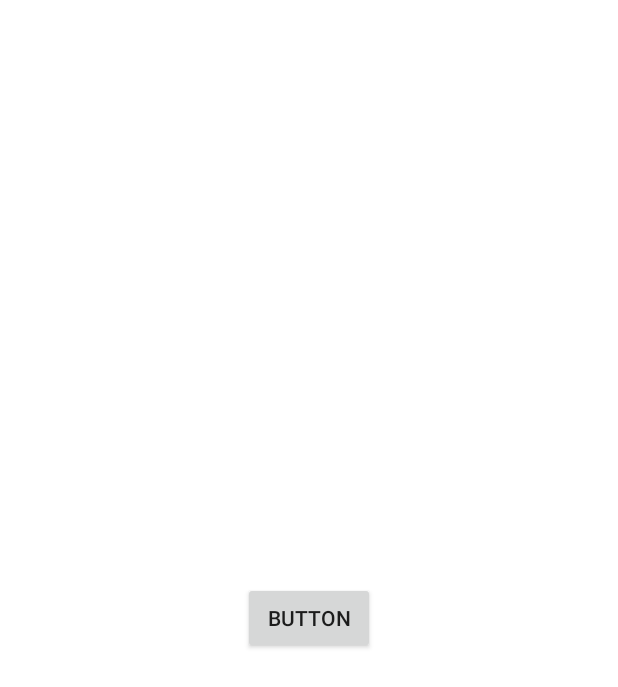
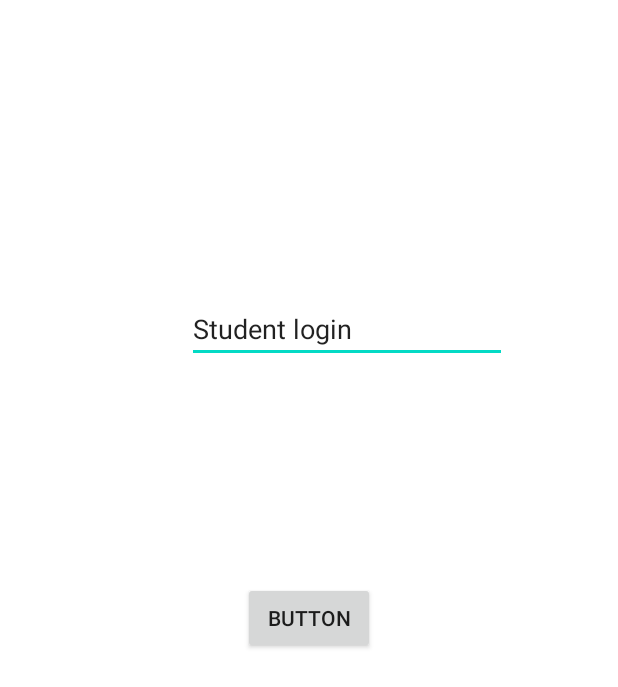
Before and after one commit to trinonandi/AcademicaProduction, an Android app: the StudentHome screen opened directly, with no data from a screen before it, on a phone screen of 412 x 824 dp. Shown: the top 687 px of the screen. Run offline under Robolectric (Android 15) with nearby library versions, the phone set to English and light mode, and no system bars; our stand-ins replace Firebase (no records; nobody signed in at launch, a user with empty details on screens opened directly).

Commit message:
stdent field added

```diff
--- a/app/src/main/res/layout/activity_student_home.xml
+++ b/app/src/main/res/layout/activity_student_home.xml
@@ -14,10 +14,27 @@
         android:layout_marginTop="341dp"
         android:layout_marginEnd="159dp"
         android:layout_marginBottom="342dp"
-        android:text="Button"
+        android:text="@string/button"
         app:layout_constraintBottom_toBottomOf="parent"
         app:layout_constraintEnd_toEndOf="parent"
         app:layout_constraintStart_toStartOf="parent"
         app:layout_constraintTop_toTopOf="parent"
         android:onClick="doLogout"/>
+
+    <EditText
+        android:id="@+id/editTextTextPersonName2"
+        android:layout_width="wrap_content"
+        android:layout_height="wrap_content"
+        android:layout_marginStart="126dp"
+        android:layout_marginTop="173dp"
+        android:layout_marginEnd="75dp"
+        android:layout_marginBottom="123dp"
+        android:ems="10"
+        android:inputType="textPersonName"
+        android:text="@string/student_login"
+        app:layout_constraintBottom_toTopOf="@+id/btn_logout"
+        app:layout_constraintEnd_toEndOf="parent"
+        app:layout_constraintStart_toStartOf="parent"
+        app:layout_constraintTop_toTopOf="parent"
+        android:autofillHints="" />
 </androidx.constraintlayout.widget.ConstraintLayout>
--- a/app/src/main/res/values/strings.xml
+++ b/app/src/main/res/values/strings.xml
@@ -8,5 +8,7 @@
     <!-- TODO: Remove or change this placeholder text -->
     <string name="hello_blank_fragment">Hello blank fragment</string>
     <string name="name">Name</string>
+    <string name="button">Button</string>
+    <string name="student_login">Student login</string>
 
 </resources>
```
